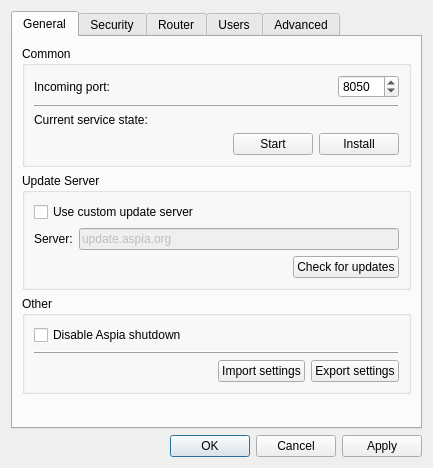
This is source/host/ui/config_dialog.ui in dchapyshev/aspia as Qt 5 draws it before an edit. The edited form follows.
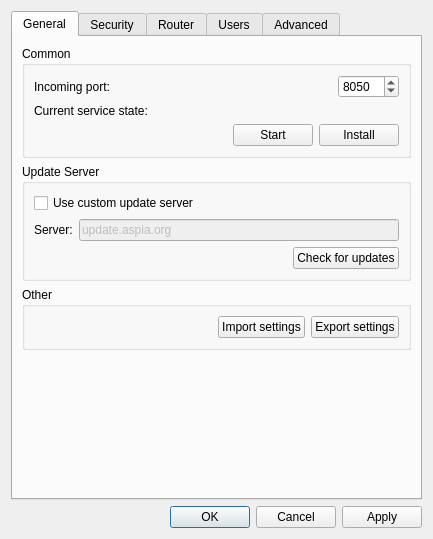
This is the edited form. The open tabs and pages were chosen to show the change. Icons and pictures are not drawn.

The edit to the form file:
```diff
--- a/source/host/ui/config_dialog.ui
+++ b/source/host/ui/config_dialog.ui
@@ -7,7 +7,7 @@
     <x>0</x>
     <y>0</y>
     <width>433</width>
-    <height>468</height>
+    <height>539</height>
    </rect>
   </property>
   <property name="windowTitle">
@@ -23,7 +23,7 @@
       <attribute name="title">
        <string>General</string>
       </attribute>
-      <layout class="QVBoxLayout" name="verticalLayout_11">
+      <layout class="QVBoxLayout" name="verticalLayout_8">
        <item>
         <widget class="QGroupBox" name="groupBox">
          <property name="title">
@@ -67,16 +67,6 @@
             </item>
            </layout>
           </item>
-          <item>
-           <widget class="QFrame" name="frame">
-            <property name="frameShape">
-             <enum>QFrame::HLine</enum>
-            </property>
-            <property name="frameShadow">
-             <enum>QFrame::Raised</enum>
-            </property>
-           </widget>
-          </item>
           <item>
            <widget class="QLabel" name="label_service_status">
             <property name="text">
@@ -184,25 +174,6 @@
          <property name="title">
           <string>Other</string>
          </property>
-         <layout class="QVBoxLayout" name="verticalLayout_8">
-          <item>
-           <widget class="QCheckBox" name="checkbox_disable_shutdown">
-            <property name="text">
-             <string>Disable Aspia shutdown</string>
-            </property>
-           </widget>
-          </item>
-          <item>
-           <widget class="QFrame" name="frame_2">
-            <property name="frameShape">
-             <enum>QFrame::HLine</enum>
-            </property>
-            <property name="frameShadow">
-             <enum>QFrame::Raised</enum>
-            </property>
-           </widget>
-          </item>
-          <item>
            <layout class="QHBoxLayout" name="horizontalLayout_3">
             <item>
              <spacer name="horizontalSpacer_2">
@@ -232,8 +203,6 @@
              </widget>
             </item>
            </layout>
-          </item>
-         </layout>
         </widget>
        </item>
        <item>
@@ -244,7 +213,7 @@
          <property name="sizeHint" stdset="0">
           <size>
            <width>20</width>
-           <height>13</height>
+           <height>0</height>
           </size>
          </property>
         </spacer>
@@ -255,7 +224,7 @@
       <attribute name="title">
        <string>Security</string>
       </attribute>
-      <layout class="QVBoxLayout" name="verticalLayout_9">
+      <layout class="QVBoxLayout" name="verticalLayout_11">
        <item>
         <widget class="QGroupBox" name="groupbox_pass_protect">
          <property name="title">
@@ -389,6 +358,22 @@
          </layout>
         </widget>
        </item>
+       <item>
+        <widget class="QGroupBox" name="groupBox_2">
+         <property name="title">
+          <string>Other</string>
+         </property>
+         <layout class="QVBoxLayout" name="verticalLayout_9">
+          <item>
+           <widget class="QCheckBox" name="checkbox_disable_shutdown">
+            <property name="text">
+             <string>Disable Aspia shutdown</string>
+            </property>
+           </widget>
+          </item>
+         </layout>
+        </widget>
+       </item>
        <item>
         <spacer name="verticalSpacer_5">
          <property name="orientation">
@@ -397,7 +382,7 @@
          <property name="sizeHint" stdset="0">
           <size>
            <width>20</width>
-           <height>262</height>
+           <height>0</height>
           </size>
          </property>
         </spacer>
```
Left out of the diff: 4 changed lines with no effect on the pictures. Lines whose indentation alone changed are shown as unchanged.
